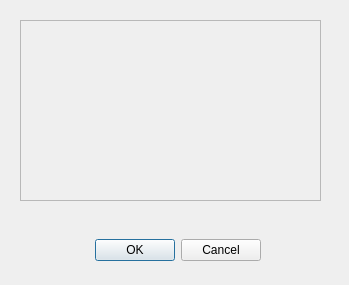
MartiHui/GSDAM_Ejerciciocpp_GUI, file entrycreator.ui: the form before one commit.
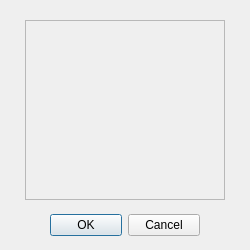
The form after the commit.

What changed in the file:
```diff
--- a/entrycreator.ui
+++ b/entrycreator.ui
@@ -6,8 +6,8 @@
    <rect>
     <x>0</x>
     <y>0</y>
-    <width>349</width>
-    <height>285</height>
+    <width>250</width>
+    <height>250</height>
    </rect>
   </property>
   <property name="windowTitle">
@@ -16,10 +16,10 @@
   <widget class="QDialogButtonBox" name="buttonBox">
    <property name="geometry">
     <rect>
-     <x>90</x>
+     <x>50</x>
      <y>210</y>
-     <width>171</width>
-     <height>81</height>
+     <width>150</width>
+     <height>30</height>
     </rect>
    </property>
    <property name="orientation">
@@ -32,10 +32,10 @@
   <widget class="QScrollArea" name="fieldsArea">
    <property name="geometry">
     <rect>
-     <x>20</x>
+     <x>25</x>
      <y>20</y>
-     <width>301</width>
-     <height>181</height>
+     <width>200</width>
+     <height>180</height>
     </rect>
    </property>
    <property name="widgetResizable">
@@ -46,8 +46,8 @@
      <rect>
       <x>0</x>
       <y>0</y>
-      <width>299</width>
-      <height>179</height>
+      <width>198</width>
+      <height>178</height>
      </rect>
     </property>
    </widget>
```
Left out of the diff: 2 changed lines with no effect on the pictures.
